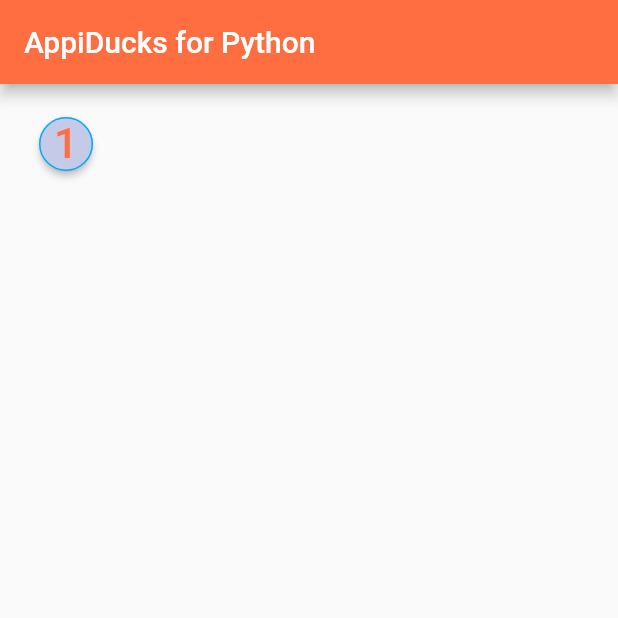
After one commit to sunroadR/AppiDucks, a Flutter app: the screen it shows after launch, on a phone screen of 412 x 824 dp, the top half of it. The commit adds this screen. Run offline on Flutter 3.47's test engine with Material 2 defaults, Android fonts, the phone set to English and light mode, and no system bars; our stand-ins replace sqflite; accounts and stored records are empty.

Commit message:
11.10.2018

```diff
--- a/lib/main.dart
+++ b/lib/main.dart
@@ -1,11 +1,7 @@
 import 'package:flutter/material.dart';
 
 
-import './question_type_b.dart';
-import './question_type_c.dart';
-import './question_type_a.dart';
-import './page_lesson.dart';
-import 'package:appi_ducks/lesson.dart';
+import 'package:appi_ducks/page_start.dart';
 
 //
 void main() => runApp(
@@ -22,60 +18,10 @@ void main() => runApp(
 // This widget is the root the application.
 class MyApp extends StatelessWidget {
 
+  PageStart pageStart = new PageStart();
 
   @override
   Widget build(BuildContext context) {
-
-
-    return Scaffold(
-        appBar: AppBar(title: Text('AppiDucks for Python'),
-          // remove the back button in the AppBar
-          automaticallyImplyLeading: false,
-        ),
-         //body: QuestionTypeA(),
-         body:  Column(
-           children: <Widget>[
-
-         new Padding(
-             padding: EdgeInsets.all(8.0),
-         ),
-
-
-           // Button for click the week to start the lesson from
-           new RaisedButton(
-
-             //Style of the button
-               color: Theme.of(context).buttonColor,
-               shape: new CircleBorder(
-                 side: BorderSide(color: Colors.lightBlue),
-
-               ),
-               child: Text('1',
-               style: TextStyle(fontSize: 28.0,
-                                color: Colors.deepOrangeAccent),
-                                ),
-               onPressed: () {
-
-
-                 // When pushed navigates to the first question of the lesson
-                 Navigator.push(
-                     context,
-                     MaterialPageRoute(builder: (context) =>PageLesson ()),
-                 );
-               }
-               )
-
-
-
-  ], )
-
-
-
-
-    );
-
-
+    return pageStart;
   }
-
-
 }
--- /dev/null
+++ b/lib/page_start.dart
@@ -0,0 +1,62 @@
+import 'package:flutter/material.dart';
+import 'package:appi_ducks/page_lesson.dart';
+
+
+
+class PageStart extends StatelessWidget {
+  @override
+
+
+
+  Widget build(BuildContext context) {
+   return  Scaffold(
+       appBar: AppBar(title: Text('AppiDucks for Python'),
+         // remove the back button in the AppBar
+         automaticallyImplyLeading: false,
+       ),
+       //body: QuestionTypeA(),
+       body:  Column(
+         children: <Widget>[
+
+           new Padding(
+             padding: EdgeInsets.all(8.0),
+           ),
+
+
+           // Button for click the week to start the lesson from
+           new RaisedButton(
+
+             //Style of the button
+               color: Theme.of(context).buttonColor,
+               shape: new CircleBorder(
+                 side: BorderSide(color: Colors.lightBlue),
+
+               ),
+               child: Text('1',
+                 style: TextStyle(fontSize: 28.0,
+                     color: Colors.deepOrangeAccent),
+               ),
+               onPressed: () {
+
+
+                 // When pushed navigates to the first question of the lesson
+                 Navigator.push(
+                   context,
+                   MaterialPageRoute(builder: (context) =>PageLesson ()),
+                 );
+               }
+           )
+
+
+
+         ], )
+
+
+
+
+   );
+
+
+  }
+
+}
--- a/lib/question_category1.dart
+++ b/lib/question_category1.dart
@@ -24,13 +24,13 @@ class QuestionCategory1 {
 
  String corectAns;   // = '16';
 
- bool firstTimeThisLesson; //=true; // first time the user answer the the qeuestion
+ bool firstTimeThisLesson =true; // first time the user answer the the qeuestion
 
  // Constructor
  QuestionCategory1(int this.id, String this.question, String this.answer1,
      String this.answer2 ,String this.answer3, String this.answer4,
      String this.answer5, String this.answer6, String this.corectAns ,
-     bool this.firstTimeThisLesson, String this.pageWidget );
+     String this.pageWidget );
 
 
 
--- a/pubspec.yaml
+++ b/pubspec.yaml
@@ -4,11 +4,14 @@ description: A new Flutter application.
 dependencies:
   flutter:
     sdk: flutter
-
+  sqflite: any
+  path_provider: any
 
   # The following adds the Cupertino Icons font to your application.
   # Use with the CupertinoIcons class for iOS style icons.
   cupertino_icons: ^0.1.2
+  #path_provider: '>=0.3.0'
+
 
 dev_dependencies:
   flutter_test:
```
Also changed, not shown: lib/database.dart (added, +71 -0 lines), lib/lesson.dart (+9 -8 lines), lib/page_lesson.dart (+11 -9 lines), pubspec.lock, 4 other files.
